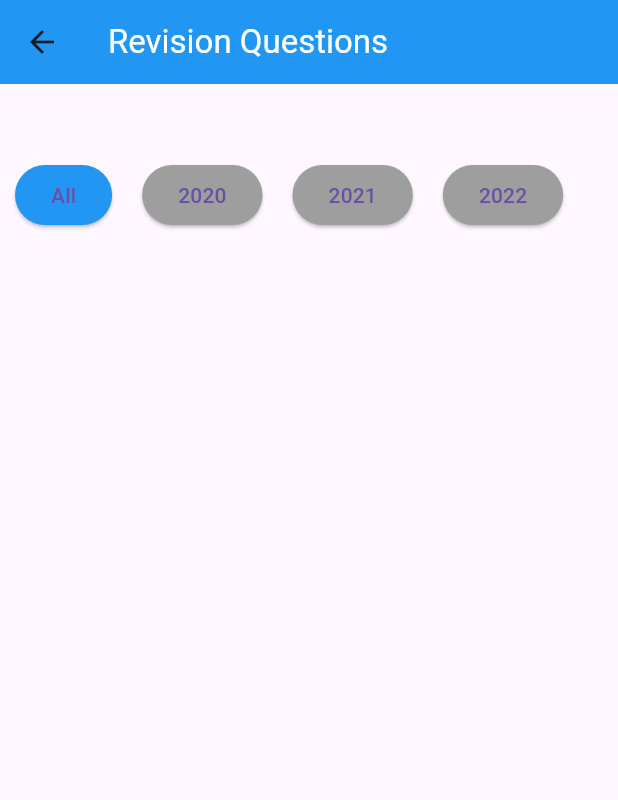
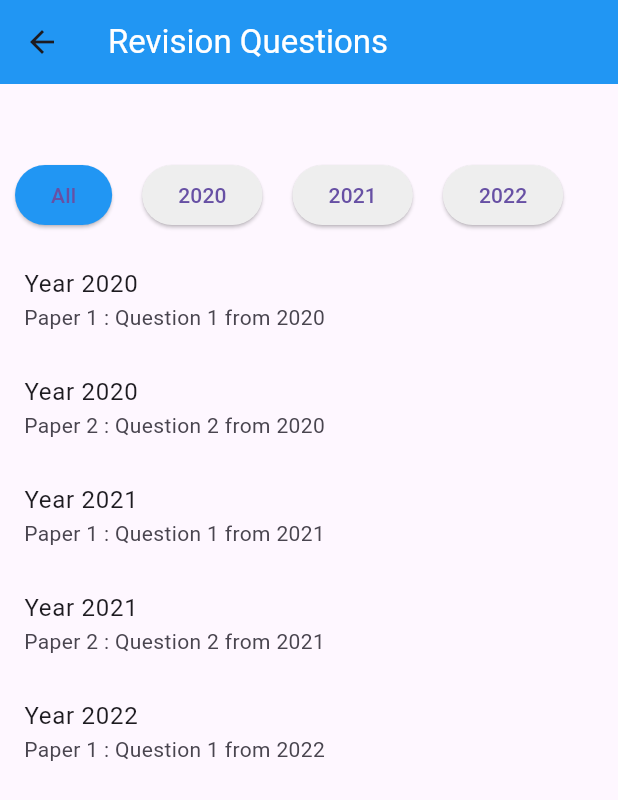
Before and after one commit to tinashemahwenda/playground, a Flutter app: the QuestionsPage screen opened directly, on a phone screen of 412 x 824 dp. Shown: the top 800 px of the screen. Run offline on Flutter 3.47's test engine with Material 3 defaults, Android fonts, the phone set to English and light mode, and no system bars; our stand-ins replace shared_preferences; accounts and stored records are empty.

Commit message:
Finished up the app!

```diff
--- a/lib/questions_page.dart
+++ b/lib/questions_page.dart
@@ -10,9 +10,9 @@ class QuestionsPage extends StatefulWidget {
 class _QuestionsPageState extends State<QuestionsPage> {
   final List<Map<String, dynamic>> questions = [
     {'year': 2020, 'paperNumber': 1, 'body': 'Question 1 from 2020'},
-    {'year': 2020, 'paperNumber': 2, 'body': 'Question 1 from 2020'},
+    {'year': 2020, 'paperNumber': 2, 'body': 'Question 2 from 2020'},
     {'year': 2021, 'paperNumber': 1, 'body': 'Question 1 from 2021'},
-    {'year': 2021, 'paperNumber': 2, 'body': 'Question 1 from 2021'},
+    {'year': 2021, 'paperNumber': 2, 'body': 'Question 2 from 2021'},
     {'year': 2022, 'paperNumber': 1, 'body': 'Question 1 from 2022'}
   ];
 
@@ -57,13 +57,25 @@ class _QuestionsPageState extends State<QuestionsPage> {
                       });
                     },
                     style: ElevatedButton.styleFrom(
-                      backgroundColor:
-                          selectedFilter == filter ? Colors.blue : Colors.grey,
+                      backgroundColor: selectedFilter == filter
+                          ? Colors.blue
+                          : Colors.grey[200],
                     ),
                     child: Text(filter)),
               );
             }).toList(),
-          )
+          ),
+          Expanded(
+              child: ListView.builder(
+                  itemCount: filteredQuestions.length,
+                  itemBuilder: (context, index) {
+                    final question = filteredQuestions[index];
+                    return ListTile(
+                      title: Text('Year ${question['year']}'),
+                      subtitle: Text(
+                          'Paper ${question['paperNumber']} : ${question['body']}'),
+                    );
+                  }))
         ],
       ),
     );
```
